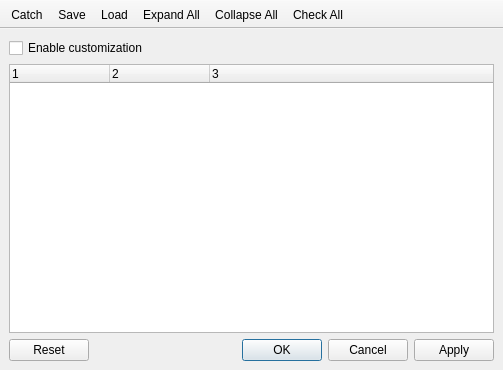
Above: src/ui/qgscustomizationdialogbase.ui from qgis/QGIS before the change. Below: the same form after it.
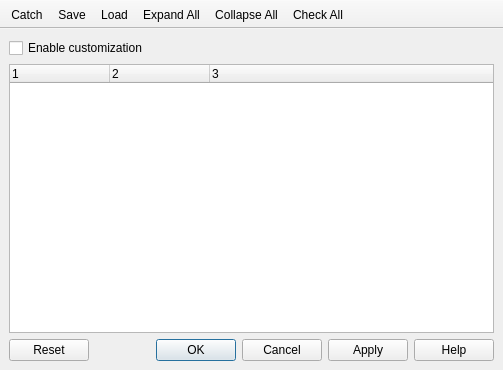
That is the form after the change. Icons and pictures are not drawn.

Commit message:
Filling the help infrastructure
Add missing help button and links to user manual

```diff
--- a/src/ui/qgscustomizationdialogbase.ui
+++ b/src/ui/qgscustomizationdialogbase.ui
@@ -56,7 +56,7 @@
        <enum>Qt::Horizontal</enum>
       </property>
       <property name="standardButtons">
-       <set>QDialogButtonBox::Apply|QDialogButtonBox::Cancel|QDialogButtonBox::Ok|QDialogButtonBox::Reset</set>
+       <set>QDialogButtonBox::Apply|QDialogButtonBox::Cancel|QDialogButtonBox::Help|QDialogButtonBox::Ok|QDialogButtonBox::Reset</set>
       </property>
      </widget>
     </item>
```
The commit also changes 32 other files.
